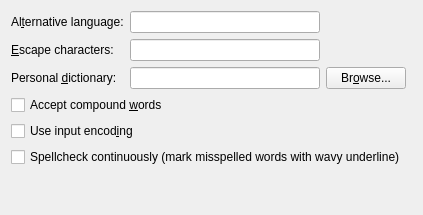
The window that src/frontends/qt4/ui/PrefSpellcheckerUi.ui (cburschka/lyx) describes before a commit, drawn with Qt 5.
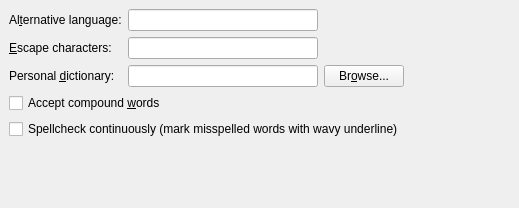
The same window after the commit.

Commit message: pref \use_input_encoding is not used anymore

```diff
--- a/src/frontends/qt4/ui/PrefSpellcheckerUi.ui
+++ b/src/frontends/qt4/ui/PrefSpellcheckerUi.ui
@@ -5,14 +5,20 @@
    <rect>
     <x>0</x>
     <y>0</y>
-    <width>405</width>
-    <height>215</height>
+    <width>519</width>
+    <height>208</height>
    </rect>
   </property>
   <property name="windowTitle" >
    <string/>
   </property>
-  <layout class="QGridLayout" name="gridLayout" >
+  <layout class="QGridLayout" >
+   <property name="margin" >
+    <number>9</number>
+   </property>
+   <property name="spacing" >
+    <number>6</number>
+   </property>
    <item row="0" column="0" >
     <widget class="QLabel" name="altLanguageLA" >
      <property name="text" >
@@ -93,21 +99,14 @@
      </property>
     </widget>
    </item>
-   <item row="4" column="0" colspan="4" >
-    <widget class="QCheckBox" name="inputEncodingCB" >
-     <property name="text" >
-      <string>Use input encod&amp;ing</string>
-     </property>
-    </widget>
-   </item>
-   <item row="5" column="0" colspan="3" >
+   <item row="4" column="0" colspan="3" >
     <widget class="QCheckBox" name="spellcheckContinuouslyCB" >
      <property name="text" >
       <string>Spellcheck continuously (mark misspelled words with wavy underline)</string>
      </property>
     </widget>
    </item>
-   <item row="6" column="0" colspan="4" >
+   <item row="5" column="0" colspan="4" >
     <spacer>
      <property name="orientation" >
       <enum>Qt::Vertical</enum>
```
Left out of the diff: 15 changed lines with no effect on the pictures. The commit also changes 4 other files.
